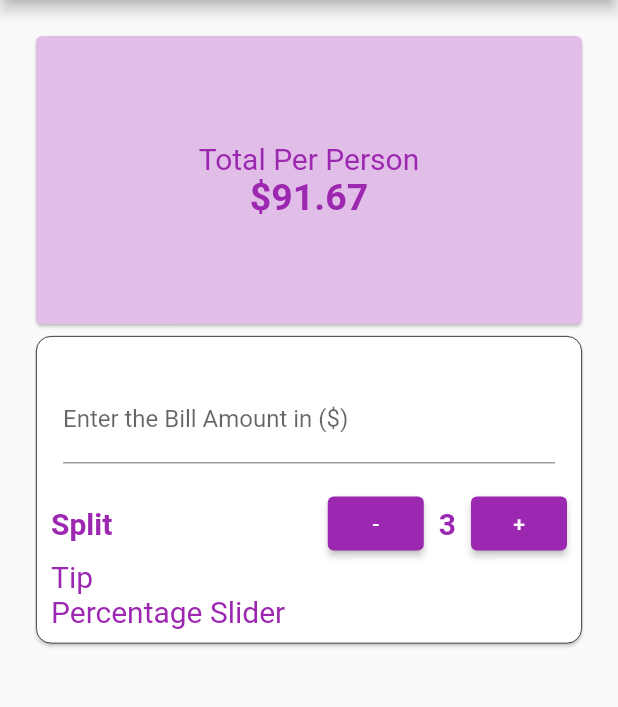
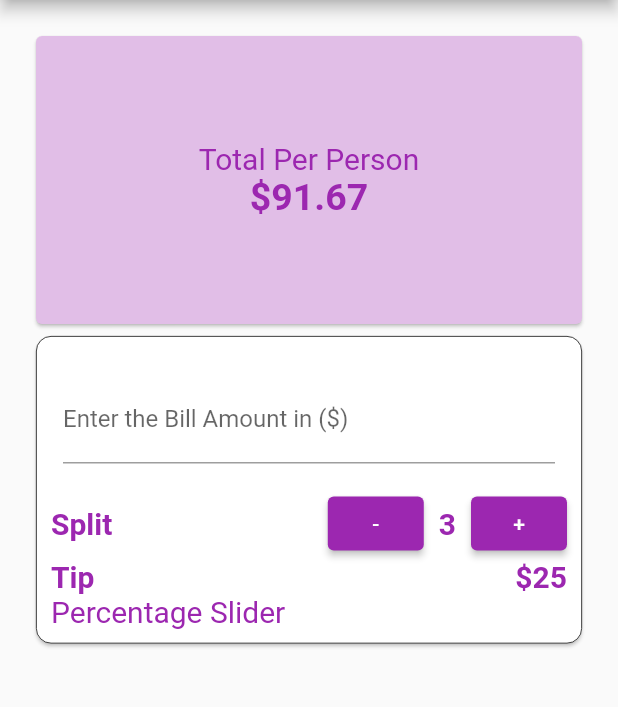
Before and after one commit to AkshayRameshAppDEV/TipCalculator, a Flutter app: the screen it shows after launch, on a phone screen of 412 x 824 dp, the part 84-791 px from its top. Run offline on Flutter 3.47's test engine with Material 2 defaults, Android fonts, the phone set to English and light mode, and no system bars.

```diff
--- a/tip_calculator/lib/ui/ui_widgets/bill_tip_control_widget.dart
+++ b/tip_calculator/lib/ui/ui_widgets/bill_tip_control_widget.dart
@@ -61,6 +61,24 @@ Row splitTipRow() {
   );
 }
 
+Row tipAmountRow() {
+  return Row(
+    mainAxisAlignment: MainAxisAlignment.spaceBetween,
+    children: [
+       Text("Tip",
+          textAlign: TextAlign.center,
+          style: TextStyle(fontSize: 20.0, color: appThemeColor, fontWeight: FontWeight.bold)),
+      Row(
+        children: [
+           Text("\$25",
+               textAlign: TextAlign.center,
+               style: TextStyle(fontSize: 20.0, color: appThemeColor, fontWeight: FontWeight.bold))
+        ],
+      )
+    ],
+  );
+}
+
 class _BillTipControlWidgetState extends State<BillTipControlWidget> {
   @override
   Widget build(BuildContext context) {
@@ -76,9 +94,7 @@ class _BillTipControlWidgetState extends State<BillTipControlWidget> {
           children: [
             billAmountInput(context),
             splitTipRow(),
-             Text("Tip",
-                textAlign: TextAlign.center,
-                style: TextStyle(fontSize: 20.0, color: appThemeColor)),
+            tipAmountRow(),
              Text("Percentage Slider",
                 textAlign: TextAlign.center,
                 style: TextStyle(fontSize: 20.0, color: appThemeColor)),
```
